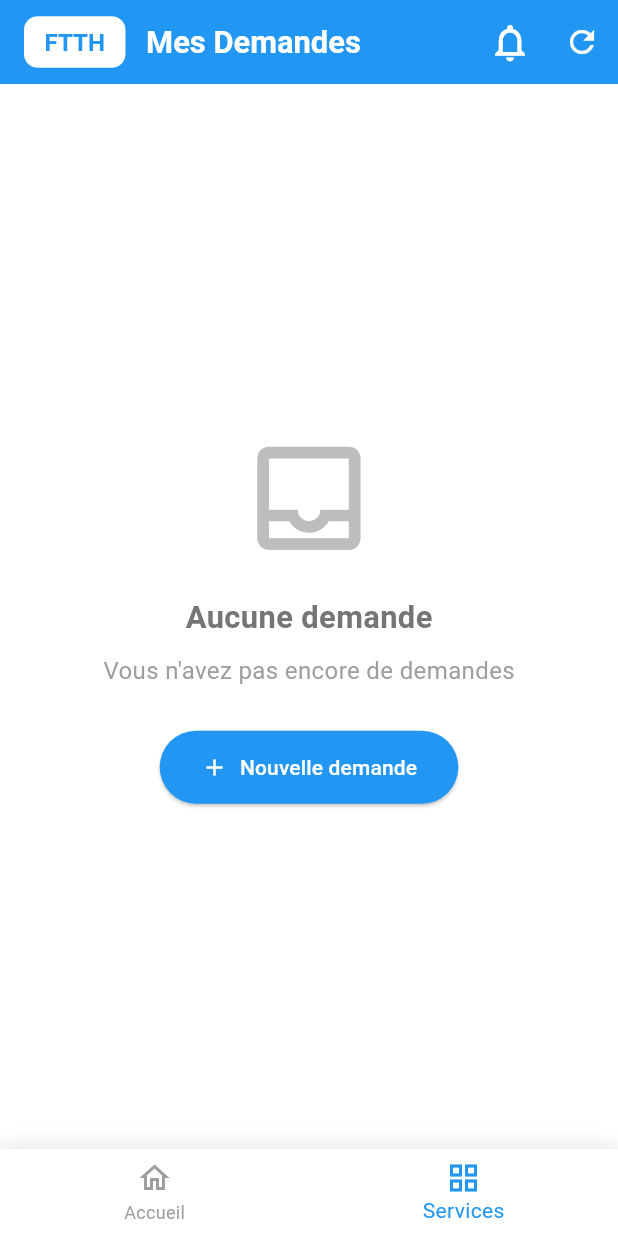
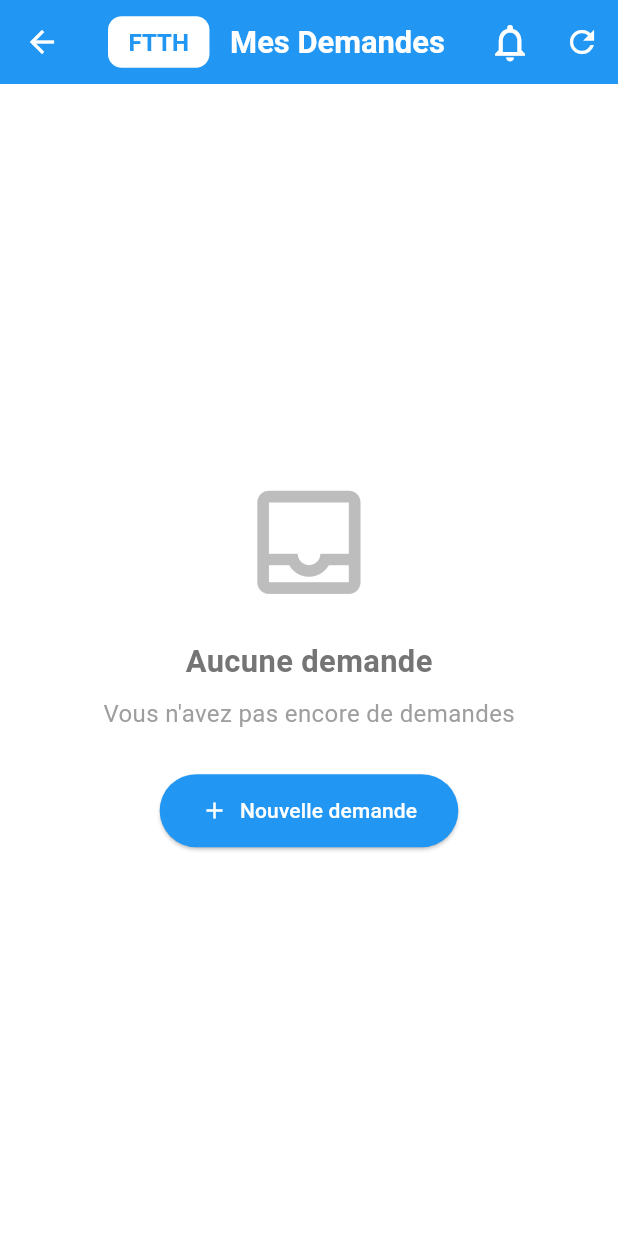
Before and after one commit to dedahiahmed/ftth, a Flutter app: the screen it shows after launch, after a tap on "Mes demandes", on a phone screen of 412 x 824 dp. Run offline on Flutter 3.47's test engine with Material 3 defaults, Android fonts, the phone set to English and light mode, and no system bars; drawn by our look-alikes of toastification; our stand-ins replace flutter_easyloading, flutter_screenutil, geolocator, get, image_picker, loading_animation_widget and 3 more; accounts and stored records are empty; network calls fail.

Commit message:
fix other problems

```diff
--- a/lib/app/modules/demandes/views/demandes_view.dart
+++ b/lib/app/modules/demandes/views/demandes_view.dart
@@ -14,11 +14,15 @@ class DemandesView extends GetView<DemandesController> {
   @override
   Widget build(BuildContext context) {
     return AppLayout(
-      currentIndex: 1,
+      currentIndex: -1,
+      showBottomNav: false,
       appBar: AppBar(
         backgroundColor: AppColors.primaryColor,
         elevation: 0,
-        automaticallyImplyLeading: false,
+        leading: IconButton(
+          icon: Icon(Icons.arrow_back, color: AppColors.secondaryColor),
+          onPressed: () => Get.back(),
+        ),
         title: Row(
           children: [
             Container(
--- a/lib/app/modules/facture/views/facture_view.dart
+++ b/lib/app/modules/facture/views/facture_view.dart
@@ -12,11 +12,15 @@ class FactureView extends GetView<FactureController> {
   @override
   Widget build(BuildContext context) {
     return AppLayout(
-      currentIndex: 2,
+      currentIndex: -1,
+      showBottomNav: false,
       appBar: AppBar(
         backgroundColor: AppColors.primaryColor,
         elevation: 0,
-        automaticallyImplyLeading: false,
+        leading: IconButton(
+          icon: Icon(Icons.arrow_back, color: AppColors.secondaryColor),
+          onPressed: () => Get.back(),
+        ),
         title: Row(
           children: [
             Container(
--- a/lib/app/modules/home/views/home_view.dart
+++ b/lib/app/modules/home/views/home_view.dart
@@ -416,9 +416,10 @@ class HomeView extends GetView<HomeController> {
   Widget _buildFTTHPackageCard(Map<String, dynamic> package) {
     final color = Color(package['color'] as int);
     final isPopular = package['popular'] as bool;
+    final features = (package['features'] as List<String>).take(4).toList();
 
     return Container(
-      width: 240.w,
+      width: 220.w,
       margin: EdgeInsets.only(right: 16.w),
       decoration: BoxDecoration(
         color: AppColors.secondaryColor,
@@ -438,7 +439,7 @@ class HomeView extends GetView<HomeController> {
               // Header with speed
               Container(
                 width: double.infinity,
-                padding: EdgeInsets.all(20.r),
+                padding: EdgeInsets.all(16.r),
                 decoration: BoxDecoration(
                   color: color,
                   borderRadius: BorderRadius.only(
@@ -453,45 +454,45 @@ class HomeView extends GetView<HomeController> {
                       package['name'] as String,
                       style: TextStyle(
                         color: AppColors.secondaryColor,
-                        fontSize: 18.sp,
+                        fontSize: 16.sp,
                         fontWeight: FontWeight.bold,
                       ),
                     ),
-                    SizedBox(height: 8.h),
+                    SizedBox(height: 6.h),
                     Row(
                       children: [
                         Icon(
                           Icons.speed,
                           color: AppColors.secondaryColor,
-                          size: 24.sp,
+                          size: 20.sp,
                         ),
-                        SizedBox(width: 8.w),
+                        SizedBox(width: 6.w),
                         Text(
                           package['speed'] as String,
                           style: TextStyle(
                             color: AppColors.secondaryColor,
-                            fontSize: 22.sp,
+                            fontSize: 20.sp,
                             fontWeight: FontWeight.bold,
                           ),
                         ),
                       ],
                     ),
-                    SizedBox(height: 12.h),
+                    SizedBox(height: 10.h),
                     Container(
                       padding: EdgeInsets.symmetric(
-                        horizontal: 14.w,
-                        vertical: 8.h,
+                        horizontal: 12.w,
+                        vertical: 6.h,
                       ),
                       decoration: BoxDecoration(
                         color: AppColors.secondaryColor,
-                        borderRadius: BorderRadius.circular(10.r),
+                        borderRadius: BorderRadius.circular(8.r),
                       ),
                       child: Text(
                         '${package['price']} MRU/mois',
                         style: TextStyle(
                           color: color,
                           fontWeight: FontWeight.bold,
-                          fontSize: 16.sp,
+                          fontSize: 14.sp,
                         ),
                       ),
                     ),
@@ -501,19 +502,19 @@ class HomeView extends GetView<HomeController> {
               // Features
               Expanded(
                 child: Padding(
-                  padding: EdgeInsets.all(16.r),
+                  padding: EdgeInsets.all(12.r),
                   child: Column(
                     crossAxisAlignment: CrossAxisAlignment.start,
                     children: [
-                      ...(package['features'] as List<String>).map((feature) {
+                      ...features.map((feature) {
                         return Padding(
-                          padding: EdgeInsets.only(bottom: 8.h),
+                          padding: EdgeInsets.only(bottom: 6.h),
                           child: Row(
                             crossAxisAlignment: CrossAxisAlignment.start,
                             children: [
                               Container(
                                 margin: EdgeInsets.only(top: 2.h),
-                                padding: EdgeInsets.all(3.r),
+                                padding: EdgeInsets.all(2.r),
                                 decoration: BoxDecoration(
                                   color: color,
                                   shape: BoxShape.circle,
@@ -521,15 +522,15 @@ class HomeView extends GetView<HomeController> {
                                 child: Icon(
                                   Icons.check,
                                   color: AppColors.secondaryColor,
-                                  size: 10.sp,
+                                  size: 8.sp,
                                 ),
                               ),
-                              SizedBox(width: 10.w),
+                              SizedBox(width: 8.w),
                               Expanded(
                                 child: Text(
                                   feature,
                                   style: TextStyle(
-                                    fontSize: 12.sp,
+                                    fontSize: 11.sp,
                                     color: Colors.black87,
                                   ),
                                 ),
@@ -547,15 +548,15 @@ class HomeView extends GetView<HomeController> {
                             backgroundColor: color,
                             foregroundColor: AppColors.secondaryColor,
                             shape: RoundedRectangleBorder(
-                              borderRadius: BorderRadius.circular(12.r),
+                              borderRadius: BorderRadius.circular(10.r),
                             ),
-                            padding: EdgeInsets.symmetric(vertical: 14.h),
+                            padding: EdgeInsets.symmetric(vertical: 12.h),
                           ),
                           child: Text(
                             'Souscrire',
                             style: TextStyle(
                               fontWeight: FontWeight.bold,
-                              fontSize: 15.sp,
+                              fontSize: 14.sp,
                             ),
                           ),
                         ),
@@ -569,24 +570,24 @@ class HomeView extends GetView<HomeController> {
           // Popular badge
           if (isPopular)
             Positioned(
-              top: 12.h,
-              right: 12.w,
+              top: 10.h,
+              right: 10.w,
               child: Container(
-                padding: EdgeInsets.symmetric(horizontal: 10.w, vertical: 4.h),
+                padding: EdgeInsets.symmetric(horizontal: 8.w, vertical: 3.h),
                 decoration: BoxDecoration(
                   color: Colors.amber,
-                  borderRadius: BorderRadius.circular(12.r),
+                  borderRadius: BorderRadius.circular(10.r),
                 ),
                 child: Row(
                   mainAxisSize: MainAxisSize.min,
                   children: [
-                    Icon(Icons.star, color: Colors.white, size: 14.sp),
-                    SizedBox(width: 4.w),
+                    Icon(Icons.star, color: Colors.white, size: 12.sp),
+                    SizedBox(width: 3.w),
                     Text(
                       'Populaire',
                       style: TextStyle(
                         color: Colors.white,
-                        fontSize: 10.sp,
+                        fontSize: 9.sp,
                         fontWeight: FontWeight.bold,
                       ),
                     ),
--- a/lib/app/modules/services/controllers/services_controller.dart
+++ b/lib/app/modules/services/controllers/services_controller.dart
@@ -78,6 +78,9 @@ class ServicesController extends GetxController {
       case 'demandes':
         Get.toNamed('/demandes');
         break;
+      case 'invoices':
+        Get.toNamed('/facture');
+        break;
       case 'modem_purchase':
         Get.toNamed('/service-request', arguments: {'type': 'achat_modem'});
         break;
```
